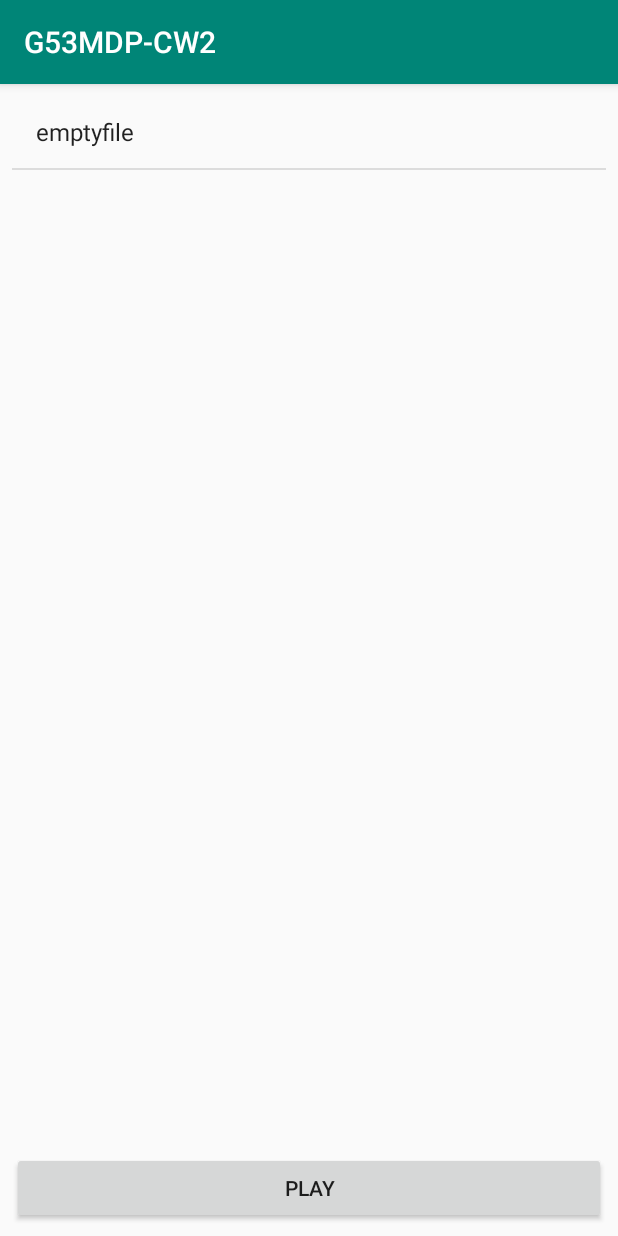
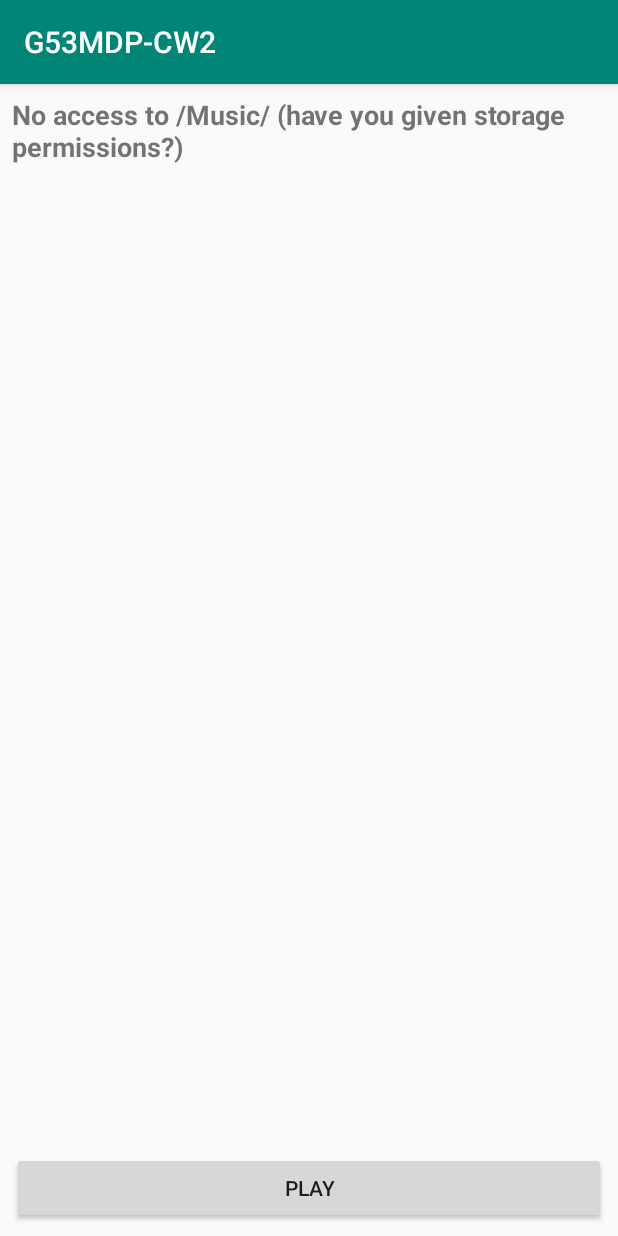
Before and after one commit to JPUF/G53MDP-CW2, an Android app: the screen it shows after launch (MainActivity), on a phone screen of 412 x 824 dp. Run offline under Robolectric (Android 15) with nearby library versions, the phone set to English and light mode, and no system bars.

```diff
--- a/app/src/main/java/com/example/g53mdp_cw2/MainActivity.java
+++ b/app/src/main/java/com/example/g53mdp_cw2/MainActivity.java
@@ -9,6 +9,7 @@ import android.view.View;
 import android.widget.AdapterView;
 import android.widget.ArrayAdapter;
 import android.widget.ListView;
+import android.widget.TextView;
 
 import java.io.File;
 import java.io.FileFilter;
@@ -22,7 +23,7 @@ public class MainActivity extends AppCompatActivity {
 
         final MP3Player mp3Player = new MP3Player();
 
-        final ListView fileListView = (ListView) findViewById(R.id.file_list);
+        final ListView fileListView = findViewById(R.id.file_list);
 
         String path = Environment.getExternalStorageDirectory().getPath() + "/Music/";
         File musicDir = new File(path);
@@ -35,13 +36,17 @@ public class MainActivity extends AppCompatActivity {
             }
         });
 
-        if(mp3FileList == null) {//TODO test and probs improve handling of no files.
-            mp3FileList = new File[1];
-            mp3FileList[0] = new File("emptyfile");
+        final TextView headerTextView = findViewById(R.id.file_header_text);
+
+        if (mp3FileList == null) {
+            headerTextView.setText(R.string.no_access);
+        } else if (mp3FileList.length < 1) {
+            headerTextView.setText(R.string.no_files);
+        } else {
+            fileListView.setAdapter(new ArrayAdapter<File>(this,
+                    android.R.layout.simple_list_item_1, mp3FileList));
         }
 
-        fileListView.setAdapter(new ArrayAdapter<File>(this,
-                android.R.layout.simple_list_item_1, mp3FileList));
 
         fileListView.setOnItemClickListener(new AdapterView.OnItemClickListener() {
             @Override
--- a/app/src/main/res/layout/activity_main.xml
+++ b/app/src/main/res/layout/activity_main.xml
@@ -5,6 +5,20 @@
     android:layout_width="match_parent"
     android:layout_height="match_parent"
     tools:context=".MainActivity">
+
+    <TextView
+        android:id="@+id/file_header_text"
+        android:layout_width="wrap_content"
+        android:layout_height="wrap_content"
+        android:layout_marginStart="8dp"
+        android:layout_marginLeft="8dp"
+        android:layout_marginTop="8dp"
+        android:text="@string/music_files"
+        android:textAllCaps="false"
+        android:textSize="18sp"
+        android:textStyle="bold"
+        app:layout_constraintStart_toStartOf="parent"
+        app:layout_constraintTop_toTopOf="parent" />
 
     <ListView
         android:id="@+id/file_list"
@@ -19,7 +33,7 @@
         app:layout_constraintBottom_toTopOf="@+id/playback_button"
         app:layout_constraintEnd_toEndOf="parent"
         app:layout_constraintStart_toStartOf="parent"
-        app:layout_constraintTop_toTopOf="parent">
+        app:layout_constraintTop_toBottomOf="@+id/file_header_text">
 
     </ListView>
 
--- a/app/src/main/res/values/strings.xml
+++ b/app/src/main/res/values/strings.xml
@@ -1,4 +1,7 @@
 <resources>
     <string name="app_name">G53MDP-CW2</string>
     <string name="play">Play</string>
+    <string name="music_files">/Music/ files</string>
+    <string name="no_files">No files found in /Music/</string>
+    <string name="no_access">No access to /Music/ (have you given storage permissions?)</string>
 </resources>
```
